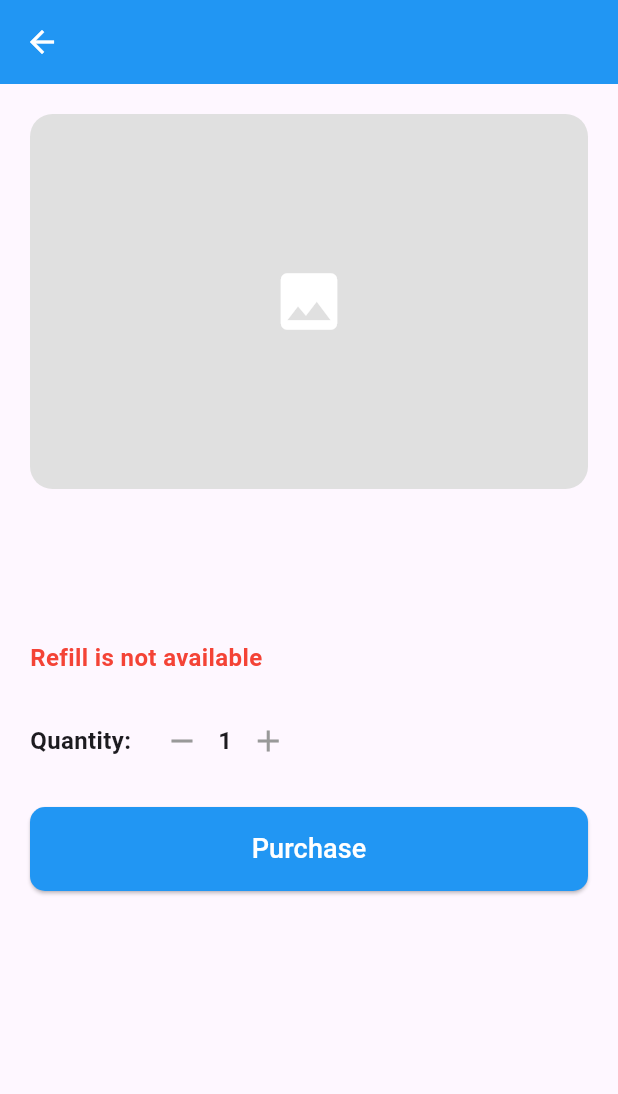
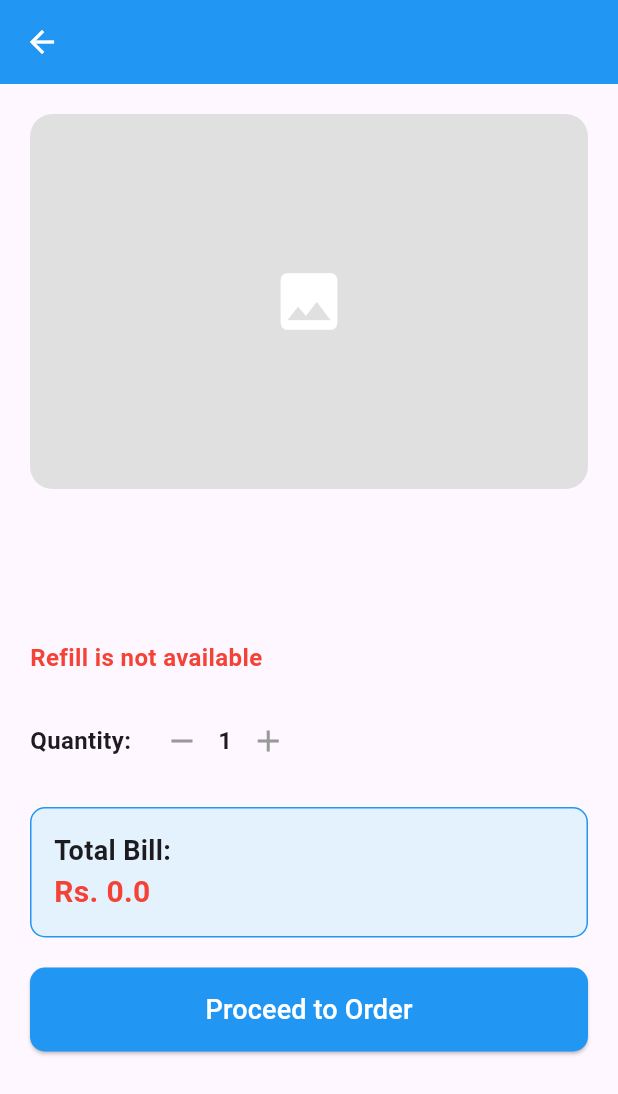
Before and after one commit to AmnaArifHussainC/paniwala, a Flutter app: the ProductsDetailForConsumer screen opened directly with empty values, after a tap on the "remove" icon, on a phone screen of 412 x 824 dp. Shown: the top 1094 px of the screen. Run offline on Flutter 3.47's test engine with Material 3 defaults, Android fonts, the phone set to English and light mode, and no system bars; our stand-ins replace carousel_slider, cloud_firestore, file_picker, firebase_auth, firebase_core, google_sign_in and 4 more; missing offline and left inert: firebase_app_check; accounts and stored records are empty; project files that could hold a hidden picture were left out.

Commit message:
commit by Fatima

```diff
--- a/lib/view/consumer/product_details_with_orderScreen.dart
+++ b/lib/view/consumer/product_details_with_orderScreen.dart
@@ -147,6 +147,8 @@ class _ProductsDetailForConsumerState extends State<ProductsDetailForConsumer> {
 
   @override
   Widget build(BuildContext context) {
+    double totalPrice = selectedPrice * quantity; // Calculate total price
+
     return Scaffold(
       appBar: AppBar(
         iconTheme: const IconThemeData(color: Colors.white),
@@ -159,6 +161,7 @@ class _ProductsDetailForConsumerState extends State<ProductsDetailForConsumer> {
           child: Column(
             crossAxisAlignment: CrossAxisAlignment.start,
             children: [
+              // Product Images Carousel
               if (widget.product['imageUrls'].isNotEmpty)
                 ClipRRect(
                   borderRadius: BorderRadius.circular(15),
@@ -186,15 +189,18 @@ class _ProductsDetailForConsumerState extends State<ProductsDetailForConsumer> {
 
               const SizedBox(height: 20),
 
+              // Product Name
               Text(widget.product['name'], style: const TextStyle(fontSize: 26, fontWeight: FontWeight.bold)),
               const SizedBox(height: 10),
+
+              // Description
               Text(widget.product['description'] ?? 'No description available.',
                   style: const TextStyle(fontSize: 16, color: Colors.black87)),
               const SizedBox(height: 10),
 
-              // Size selection
+              // Size Selection
               if (sizesAndPrices.isNotEmpty) ...[
-                const Text('Select Size: (in litters)', style: TextStyle(fontSize: 16, fontWeight: FontWeight.bold)),
+                const Text('Select Size: (in liters)', style: TextStyle(fontSize: 16, fontWeight: FontWeight.bold)),
                 const SizedBox(height: 10),
                 Wrap(
                   spacing: 10,
@@ -205,46 +211,88 @@ class _ProductsDetailForConsumerState extends State<ProductsDetailForConsumer> {
                       selected: selectedSize == sizeData['size'],
                       onSelected: (isSelected) {
                         if (isSelected) {
-                          _selectSize(sizeData['size'], sizeData['price'].toDouble());
+                          setState(() {
+                            _selectSize(sizeData['size'], sizeData['price'].toDouble());
+                          });
                         }
                       },
                     );
                   }).toList(),
                 ),
                 const SizedBox(height: 10),
-                Text('Price: Rs. $selectedPrice',
+                Text('Price per Liter: Rs. $selectedPrice',
                     style: const TextStyle(fontSize: 18, color: Colors.blue, fontWeight: FontWeight.bold)),
                 const SizedBox(height: 10),
               ],
 
+              // Refill Availability
               Text(
                 isRefillAvailable ? 'Refill is available' : 'Refill is not available',
                 style: TextStyle(fontSize: 16, color: isRefillAvailable ? Colors.green : Colors.red, fontWeight: FontWeight.bold),
               ),
               const SizedBox(height: 20),
+
+              // Quantity Selector
               Row(
                 children: [
                   const Text('Quantity:', style: TextStyle(fontSize: 16, fontWeight: FontWeight.bold)),
                   const SizedBox(width: 10),
-                  IconButton(onPressed: _decreaseQuantity, icon: const Icon(Icons.remove, color: CupertinoColors.inactiveGray)),
+                  IconButton(
+                    onPressed: () {
+                      if (quantity > 1) {
+                        setState(() => quantity--);
+                      }
+                    },
+                    icon: const Icon(Icons.remove, color: CupertinoColors.inactiveGray),
+                  ),
                   Text('$quantity', style: const TextStyle(fontSize: 16, fontWeight: FontWeight.bold)),
-                  IconButton(onPressed: _increaseQuantity, icon: const Icon(Icons.add, color: CupertinoColors.inactiveGray)),
+                  IconButton(
+                    onPressed: () {
+                      setState(() => quantity++);
+                    },
+                    icon: const Icon(Icons.add, color: CupertinoColors.inactiveGray),
+                  ),
                 ],
               ),
+
               const SizedBox(height: 20),
 
+              // Total Price Display
+              Container(
+                width: double.infinity,
+                padding: const EdgeInsets.all(15),
+                decoration: BoxDecoration(
+                  color: Colors.blue.shade50,
+                  borderRadius: BorderRadius.circular(10),
+                  border: Border.all(color: Colors.blue),
+                ),
+                child: Column(
+                  crossAxisAlignment: CrossAxisAlignment.start,
+                  children: [
+                    const Text('Total Bill:', style: TextStyle(fontSize: 18, fontWeight: FontWeight.bold)),
+                    Text(
+                      'Rs. $totalPrice',
+                      style: const TextStyle(fontSize: 20, fontWeight: FontWeight.bold, color: Colors.red),
+                    ),
+                  ],
+                ),
+              ),
+
+              const SizedBox(height: 20),
+
+              // Purchase Button
               SizedBox(
                 width: double.infinity,
                 child: ElevatedButton(
                   onPressed: () {
-                    _showOrderDialog(context);
+                    Navigator.push(context, MaterialPageRoute(builder: (context) => CustomerDetailsForOrder()));
                   },
                   style: ElevatedButton.styleFrom(
                     backgroundColor: Colors.blue,
                     padding: const EdgeInsets.symmetric(vertical: 15),
                     shape: RoundedRectangleBorder(borderRadius: BorderRadius.circular(10)),
                   ),
-                  child: const Text("Purchase", style: TextStyle(fontSize: 18, color: Colors.white)),
+                  child: const Text("Proceed to Order", style: TextStyle(fontSize: 18, color: Colors.white)),
                 ),
               ),
             ],
@@ -253,4 +301,5 @@ class _ProductsDetailForConsumerState extends State<ProductsDetailForConsumer> {
       ),
     );
   }
+
 }
```
Also changed, not shown: pubspec.lock.
